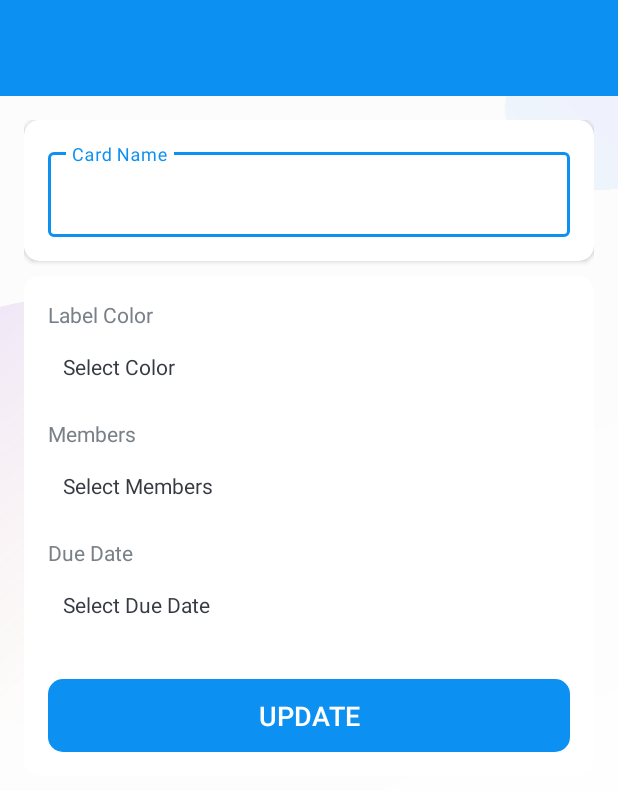
After one commit to Megalilde/Corso-Android, an Android app: the CardDetailsActivity screen opened directly, with no data from a screen before it, on a phone screen of 412 x 824 dp. The commit adds this screen. Shown: the top 791 px of the screen. Run offline under Robolectric (Android 15) with nearby library versions, the phone set to English and light mode, and no system bars.

Commit message:
aggiunto dettaglio della card

```diff
--- a/Projemanag/app/src/main/AndroidManifest.xml
+++ b/Projemanag/app/src/main/AndroidManifest.xml
@@ -17,9 +17,13 @@
         android:theme="@style/Theme.Projemanag"
         tools:targetApi="31">
         <activity
+            android:name=".activities.CardDetailsActivity"
+            android:exported="false"
+            android:screenOrientation="portrait" />
+        <activity
             android:name=".activities.MembersActivity"
             android:exported="false"
-            android:screenOrientation="portrait"/>
+            android:screenOrientation="portrait" />
         <activity
             android:name=".activities.TaskListActivity"
             android:exported="false"
--- /dev/null
+++ b/Projemanag/app/src/main/java/com/example/projemanag/activities/CardDetailsActivity.kt
@@ -0,0 +1,20 @@
+package com.example.projemanag.activities
+
+import android.os.Bundle
+import androidx.appcompat.app.AppCompatActivity
+import com.example.projemanag.R
+import com.example.projemanag.databinding.ActivityCardDetailsBinding
+import com.example.projemanag.databinding.ActivityMembersBinding
+
+class CardDetailsActivity : AppCompatActivity() {
+
+    private var binding: ActivityCardDetailsBinding? = null
+
+
+    override fun onCreate(savedInstanceState: Bundle?) {
+        super.onCreate(savedInstanceState)
+        binding = ActivityCardDetailsBinding.inflate(layoutInflater)
+        setContentView(binding?.root)
+
+    }
+}
--- a/Projemanag/app/src/main/java/com/example/projemanag/activities/MembersActivity.kt
+++ b/Projemanag/app/src/main/java/com/example/projemanag/activities/MembersActivity.kt
@@ -1,5 +1,6 @@
 package com.example.projemanag.activities
 
+import android.app.Activity
 import android.app.Dialog
 import android.os.Bundle
 import android.view.Menu
@@ -25,6 +26,8 @@ class MembersActivity : BaseActivity() {
     private lateinit var mBoardDetails: Board
 
     private lateinit var mAssignedMembersList: ArrayList<User>
+
+    private var anyChangesMade: Boolean = false
 
 
     override fun onCreate(savedInstanceState: Bundle?) {
@@ -109,9 +112,19 @@ class MembersActivity : BaseActivity() {
         dialog.show()
     }
 
+    override fun onBackPressed() {
+        if(anyChangesMade){
+            setResult(Activity.RESULT_OK)
+        }
+        super.onBackPressed()
+    }
+
     fun memberAssignSuccess(user: User){
         hideProgressDialog()
         mAssignedMembersList.add(user)
+
+        anyChangesMade = true
+
         setupMembersList(mAssignedMembersList)
     }
 }
--- a/Projemanag/app/src/main/java/com/example/projemanag/activities/TaskListActivity.kt
+++ b/Projemanag/app/src/main/java/com/example/projemanag/activities/TaskListActivity.kt
@@ -1,8 +1,10 @@
 package com.example.projemanag.activities
 
+import android.app.Activity
 import android.content.Intent
 import android.icu.text.Transliterator.Position
 import android.os.Bundle
+import android.util.Log
 import android.view.Menu
 import android.view.MenuItem
 import androidx.activity.enableEdgeToEdge
@@ -26,21 +28,36 @@ class TaskListActivity : BaseActivity() {
 
     private lateinit var mBoardDetails: Board
 
+    private lateinit var mBoardDocumentId: String
+
     override fun onCreate(savedInstanceState: Bundle?) {
         super.onCreate(savedInstanceState)
         binding = ActivityTaskListBinding.inflate(layoutInflater)
         setContentView(binding?.root)
 
-        var boardDocumentId = ""
         if(intent.hasExtra(Constants.DOCUMENT_ID)){
-            boardDocumentId = intent.getStringExtra(Constants.DOCUMENT_ID).toString()
+            mBoardDocumentId = intent.getStringExtra(Constants.DOCUMENT_ID).toString()
         }
 
 
 
         showProgressDialog(resources.getString(R.string.please_wait))
-        FirestoreClass().getBoardsDetails(this, boardDocumentId)
+        FirestoreClass().getBoardsDetails(this, mBoardDocumentId)
 
+    }
+
+    override fun onActivityResult(requestCode: Int, resultCode: Int, data: Intent?) {
+        super.onActivityResult(requestCode, resultCode, data)
+        if(resultCode == Activity.RESULT_OK && requestCode == MEMBER_REQUEST_CODE){
+            showProgressDialog(resources.getString(R.string.please_wait))
+            FirestoreClass().getBoardsDetails(this, mBoardDocumentId)
+        }else{
+            Log.e("Cancelled", "Cancelled")
+        }
+    }
+
+    fun cardDetails(taskListPosition: Int, cardPosition: Int){
+        startActivity(Intent(this,CardDetailsActivity::class.java))
     }
 
     override fun onCreateOptionsMenu(menu: Menu?): Boolean {
@@ -54,7 +71,8 @@ class TaskListActivity : BaseActivity() {
             R.id.action_members ->{
                 val intent = Intent(this, MembersActivity::class.java)
                 intent.putExtra(Constants.BOARD_DETAIL,mBoardDetails)
-                startActivity(intent)
+                startActivityForResult(intent, MEMBER_REQUEST_CODE)
+                return true
             }
         }
         return super.onOptionsItemSelected(item)
@@ -149,4 +167,8 @@ class TaskListActivity : BaseActivity() {
         showProgressDialog(resources.getString(R.string.please_wait))
         FirestoreClass().addUpdateTaskList(this, mBoardDetails)
     }
+
+    companion object{
+        const val MEMBER_REQUEST_CODE: Int = 13
+    }
 }
--- a/Projemanag/app/src/main/java/com/example/projemanag/adapters/CardListItemsAdapter.kt
+++ b/Projemanag/app/src/main/java/com/example/projemanag/adapters/CardListItemsAdapter.kt
@@ -32,6 +32,12 @@ open class CardListItemsAdapter(private val context: Context, private var list:
 
         binding.tvCardName.text = model.name
 
+        holder.itemView.setOnClickListener{
+            if(onClickListener != null){
+                onClickListener!!.onClick(position)
+            }
+        }
+
     }
 
     fun setOnClickListener(onClickListener: OnClickListener) {
@@ -40,7 +46,7 @@ open class CardListItemsAdapter(private val context: Context, private var list:
 
 
     interface OnClickListener {
-        fun onClick(position: Int, card: Card)
+        fun onClick(position: Int)
     }
 
 }
--- a/Projemanag/app/src/main/java/com/example/projemanag/adapters/TaskListItemsAdapter.kt
+++ b/Projemanag/app/src/main/java/com/example/projemanag/adapters/TaskListItemsAdapter.kt
@@ -119,6 +119,16 @@ open class TaskListItemsAdapter(private val context: Context, private var list:
         val adapter = CardListItemsAdapter(context,model.cards)
         binding.rvCardList.adapter = adapter
 
+        adapter.setOnClickListener(
+            object: CardListItemsAdapter.OnClickListener{
+                override fun onClick(cardPosition: Int) {
+                    if(context is TaskListActivity){
+                        context.cardDetails(position, cardPosition)
+                    }
+                }
+            }
+        )
+
     }
 
     override fun getItemCount(): Int {
--- /dev/null
+++ b/Projemanag/app/src/main/res/layout/activity_card_details.xml
@@ -0,0 +1,140 @@
+<LinearLayout xmlns:android="http://schemas.android.com/apk/res/android"
+    xmlns:app="http://schemas.android.com/apk/res-auto"
+    xmlns:tools="http://schemas.android.com/tools"
+    android:layout_width="match_parent"
+    android:layout_height="match_parent"
+    android:orientation="vertical"
+    tools:context=".activities.CardDetailsActivity">
+
+    <com.google.android.material.appbar.AppBarLayout
+        android:layout_width="match_parent"
+        android:layout_height="wrap_content"
+        android:theme="@style/AppBarOverlay">
+
+        <androidx.appcompat.widget.Toolbar
+            android:id="@+id/toolbar_card_details_activity"
+            android:layout_width="match_parent"
+            android:layout_height="?attr/actionBarSize"
+            android:background="?attr/colorPrimary"
+            app:popupTheme="@style/PopupOverlay" />
+    </com.google.android.material.appbar.AppBarLayout>
+
+    <LinearLayout
+        android:layout_width="match_parent"
+        android:layout_height="wrap_content"
+        android:background="@drawable/ic_background"
+        android:orientation="vertical"
+        android:padding="@dimen/card_details_content_padding">
+
+        <androidx.cardview.widget.CardView
+            android:layout_width="match_parent"
+            android:layout_height="match_parent"
+            android:layout_marginBottom="@dimen/card_details_cv_card_name_marginBottom"
+            android:elevation="@dimen/card_view_elevation"
+            app:cardCornerRadius="@dimen/card_view_corner_radius">
+
+            <LinearLayout
+                android:layout_width="match_parent"
+                android:layout_height="wrap_content"
+                android:gravity="center_horizontal"
+                android:orientation="vertical"
+                android:padding="@dimen/card_details_cv_content_padding">
+
+                <com.google.android.material.textfield.TextInputLayout
+                    android:layout_width="match_parent"
+                    android:layout_height="wrap_content">
+
+                    <androidx.appcompat.widget.AppCompatEditText
+                        android:id="@+id/et_name_card_details"
+                        android:layout_width="match_parent"
+                        android:layout_height="wrap_content"
+                        android:hint="@string/hint_card_name"
+                        android:inputType="text"
+                        android:textSize="@dimen/et_text_size"
+                        tools:text="Test" />
+                </com.google.android.material.textfield.TextInputLayout>
+
+            </LinearLayout>
+        </androidx.cardview.widget.CardView>
+
+        <androidx.cardview.widget.CardView
+            android:layout_width="match_parent"
+            android:layout_height="match_parent"
+            android:elevation="@dimen/card_view_elevation"
+            app:cardCornerRadius="@dimen/card_view_corner_radius">
+
+            <LinearLayout
+                android:layout_width="match_parent"
+                android:layout_height="wrap_content"
+                android:gravity="center_horizontal"
+                android:orientation="vertical"
+                android:padding="@dimen/card_details_cv_content_padding">
+
+                <TextView
+                    android:layout_width="match_parent"
+                    android:layout_height="wrap_content"
+                    android:text="@string/label_color"
+                    android:textColor="@color/secondary_text_color"
+                    android:textSize="@dimen/card_details_label_text_size" />
+
+                <TextView
+                    android:id="@+id/tv_select_label_color"
+                    android:layout_width="match_parent"
+                    android:layout_height="wrap_content"
+                    android:layout_marginTop="@dimen/card_details_value_marginTop"
+                    android:padding="@dimen/card_details_value_padding"
+                    android:text="@string/select_color"
+                    android:textColor="@color/primary_text_color" />
+
+                <TextView
+                    android:layout_width="match_parent"
+                    android:layout_height="wrap_content"
+                    android:layout_marginTop="@dimen/card_details_members_label_marginTop"
+                    android:text="@string/members"
+                    android:textColor="@color/secondary_text_color"
+                    android:textSize="@dimen/card_details_label_text_size" />
+
+                <TextView
+                    android:id="@+id/tv_select_members"
+                    android:layout_width="match_parent"
+                    android:layout_height="wrap_content"
+                    android:layout_marginTop="@dimen/card_details_value_marginTop"
+                    android:padding="@dimen/card_details_value_padding"
+                    android:text="@string/select_members"
+                    android:textColor="@color/primary_text_color" />
+
+                <TextView
+                    android:layout_width="match_parent"
+                    android:layout_height="wrap_content"
+                    android:layout_marginTop="@dimen/card_details_members_label_marginTop"
+                    android:text="@string/due_date"
+                    android:textColor="@color/secondary_text_color"
+                    android:textSize="@dimen/card_details_label_text_size" />
+
+                <TextView
+                    android:id="@+id/tv_select_due_date"
+                    android:layout_width="match_parent"
+                    android:layout_height="wrap_content"
+                    android:layout_marginTop="@dimen/card_details_value_marginTop"
+                    android:padding="@dimen/card_details_value_padding"
+                    android:text="@string/select_due_date"
+                    android:textColor="@color/primary_text_color" />
+
+                <Button
+                    android:id="@+id/btn_update_card_details"
+                    android:layout_width="match_parent"
+                    android:layout_height="wrap_content"
+                    android:layout_gravity="center"
+                    android:layout_marginTop="@dimen/card_details_update_btn_marginTop"
+                    android:background="@drawable/shape_button_rounded"
+                    android:foreground="?attr/selectableItemBackground"
+                    android:gravity="center"
+                    android:paddingTop="@dimen/btn_paddingTopBottom"
+                    android:paddingBottom="@dimen/btn_paddingTopBottom"
+                    android:text="@string/update"
+                    android:textColor="@android:color/white"
+                    android:textSize="@dimen/btn_text_size" />
+            </LinearLayout>
+        </androidx.cardview.widget.CardView>
+    </LinearLayout>
+</LinearLayout>
--- a/Projemanag/app/src/main/res/values/strings.xml
+++ b/Projemanag/app/src/main/res/values/strings.xml
@@ -43,4 +43,19 @@
     <string name="add">ADD</string>
     <string name="search_member">Add Member</string>
 
+    <string name="label_color">Label Color</string>
+    <string name="select_color">Select Color</string>
+    <string name="select_members">Select Members</string>
+    <string name="due_date">Due Date</string>
+    <string name="select_due_date">Select Due Date</string>
+
+
+    <dimen name="card_details_content_padding">16dp</dimen>
+    <dimen name="card_details_cv_card_name_marginBottom">10dp</dimen>
+    <dimen name="card_details_cv_content_padding">16dp</dimen>
+    <dimen name="card_details_label_text_size">14sp</dimen>
+    <dimen name="card_details_value_marginTop">5dp</dimen>
+    <dimen name="card_details_value_padding">10dp</dimen>
+    <dimen name="card_details_members_label_marginTop">15dp</dimen>
+    <dimen name="card_details_update_btn_marginTop">30dp</dimen>
 </resources>
```
